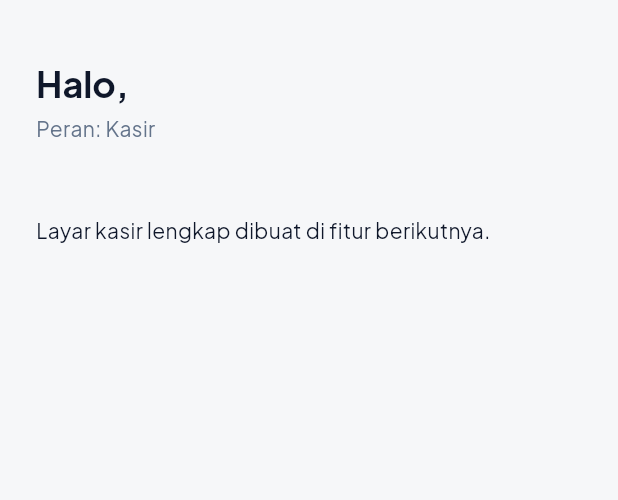
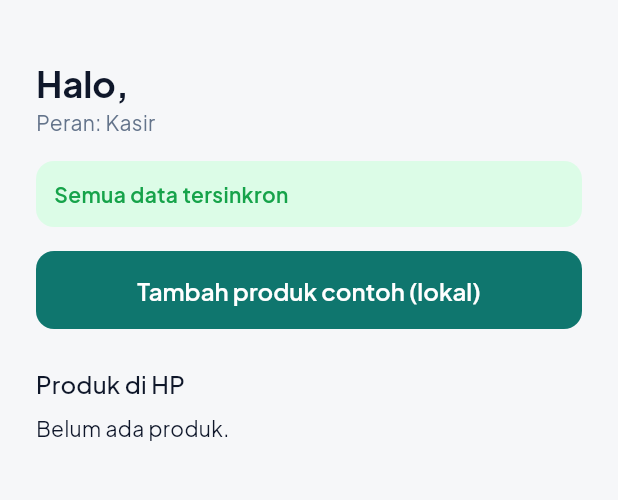
Before and after one commit to Ramzisyuhada/KasirKu, a Flutter app: the screen it shows once a user with an empty profile is signed in, on a phone screen of 412 x 824 dp, the part 61-561 px from its top. Run offline on Flutter 3.47's test engine with Material 3 defaults, Android fonts, the phone set to English and light mode, and no system bars; our stand-ins replace drift, drift_flutter, flutter_riverpod, go_router, google_fonts, supabase_flutter; accounts and stored records are empty; generated files the repository leaves out were written again.

Commit message:
feat: database lokal Drift, outbox sinkron, dan cache profil offline

```diff
--- /dev/null
+++ b/lib/core/database/database_provider.dart
@@ -0,0 +1,22 @@
+import 'package:flutter_riverpod/flutter_riverpod.dart';
+
+import 'app_database.dart';
+
+/// Satu database untuk seluruh aplikasi.
+final appDatabaseProvider = Provider<AppDatabase>((ref) {
+  final db = AppDatabase();
+  ref.onDispose(db.close);
+  return db;
+});
+
+final productsProvider = StreamProvider<List<Product>>((ref) {
+  return ref.watch(appDatabaseProvider).watchProducts();
+});
+
+final stockByProductProvider = StreamProvider<Map<String, int>>((ref) {
+  return ref.watch(appDatabaseProvider).watchStockByProduct();
+});
+
+final pendingSyncCountProvider = StreamProvider<int>((ref) {
+  return ref.watch(appDatabaseProvider).watchPendingSyncCount();
+});
--- a/lib/features/cart/presentation/kasir_screen.dart
+++ b/lib/features/cart/presentation/kasir_screen.dart
@@ -2,6 +2,7 @@ import 'package:flutter/material.dart';
 import 'package:flutter/services.dart';
 import 'package:flutter_riverpod/flutter_riverpod.dart';
 
+import 'package:kasirku/core/database/database_provider.dart';
 import 'package:kasirku/core/theme/app_colors.dart';
 import 'package:kasirku/features/auth/data/auth_repository.dart';
 import 'package:kasirku/features/auth/data/profile_repository.dart';
@@ -9,6 +10,25 @@ import 'package:kasirku/features/auth/data/store_repository.dart';
 
 class KasirScreen extends ConsumerWidget {
   const KasirScreen({super.key});
+
+  Future<void> _addSampleProduct(WidgetRef ref, String storeId) async {
+    final samples = [
+      ('Indomie Goreng', 3500, 2800, 48),
+      ('Aqua 600 ml', 4000, 3000, 36),
+      ('Kopi Kapal Api', 1500, 1100, 120),
+      ('Telur Ayam 1 kg', 28000, 25000, 3),
+    ];
+    final count = ref.read(productsProvider).asData?.value.length ?? 0;
+    final s = samples[count % samples.length];
+
+    await ref.read(appDatabaseProvider).addProductWithStock(
+          storeId: storeId,
+          name: s.$1,
+          sellPrice: s.$2,
+          costPrice: s.$3,
+          initialStock: s.$4,
+        );
+  }
 
   Future<void> _createInvite(BuildContext context, WidgetRef ref) async {
     try {
@@ -18,40 +38,36 @@ class KasirScreen extends ConsumerWidget {
         context: context,
         builder: (ctx) => AlertDialog(
           title: const Text('Kode undangan kasir'),
-          content: Column(
-            mainAxisSize: MainAxisSize.min,
-            children: [
-              SelectableText(
-                code,
-                style: const TextStyle(fontSize: 32, fontWeight: FontWeight.w700, letterSpacing: 4),
-              ),
-              const SizedBox(height: 8),
-              const Text('Berlaku 7 hari, hanya untuk 1 kasir.'),
-            ],
+          content: SelectableText(
+            code,
+            style: const TextStyle(fontSize: 32, fontWeight: FontWeight.w700, letterSpacing: 4),
           ),
           actions: [
             TextButton(
               onPressed: () => Clipboard.setData(ClipboardData(text: code)),
               child: const Text('Salin'),
             ),
-            FilledButton(
-              onPressed: () => Navigator.pop(ctx),
-              child: const Text('Tutup'),
-            ),
+            FilledButton(onPressed: () => Navigator.pop(ctx), child: const Text('Tutup')),
           ],
         ),
       );
     } catch (e) {
       if (!context.mounted) return;
-      ScaffoldMessenger.of(context).showSnackBar(
-        SnackBar(content: Text(friendlyStoreError(e))),
-      );
+      ScaffoldMessenger.of(context).showSnackBar(SnackBar(content: Text(friendlyStoreError(e))));
     }
+  }
+
+  String _rupiah(int v) {
+    final s = v.toString().replaceAllMapped(RegExp(r'\B(?=(\d{3})+(?!\d))'), (_) => '.');
+    return 'Rp$s';
   }
 
   @override
   Widget build(BuildContext context, WidgetRef ref) {
     final profile = ref.watch(myProfileProvider).asData?.value;
+    final products = ref.watch(productsProvider);
+    final stock = ref.watch(stockByProductProvider).asData?.value ?? {};
+    final pending = ref.watch(pendingSyncCountProvider).asData?.value ?? 0;
 
     return Scaffold(
       appBar: AppBar(
@@ -71,19 +87,65 @@ class KasirScreen extends ConsumerWidget {
             'Halo, ${profile?.name ?? ''}',
             style: Theme.of(context).textTheme.headlineSmall?.copyWith(fontWeight: FontWeight.w700),
           ),
-          const SizedBox(height: 4),
           Text(
             profile?.isOwner == true ? 'Peran: Pemilik' : 'Peran: Kasir',
             style: const TextStyle(color: AppColors.textSecondary),
           ),
-          const SizedBox(height: 24),
-          if (profile?.isOwner == true)
+          const SizedBox(height: 16),
+          Container(
+            padding: const EdgeInsets.all(12),
+            decoration: BoxDecoration(
+              color: pending > 0 ? AppColors.warningBg : AppColors.successBg,
+              borderRadius: BorderRadius.circular(12),
+            ),
+            child: Text(
+              pending > 0 ? '$pending data menunggu sinkron' : 'Semua data tersinkron',
+              style: TextStyle(
+                color: pending > 0 ? AppColors.warning : AppColors.success,
+                fontWeight: FontWeight.w600,
+              ),
+            ),
+          ),
+          const SizedBox(height: 16),
+          if (profile?.storeId != null)
+            FilledButton(
+              onPressed: () => _addSampleProduct(ref, profile!.storeId!),
+              child: const Text('Tambah produk contoh (lokal)'),
+            ),
+          if (profile?.isOwner == true) ...[
+            const SizedBox(height: 12),
             OutlinedButton(
               onPressed: () => _createInvite(context, ref),
               child: const Text('Buat kode undangan kasir'),
             ),
+          ],
           const SizedBox(height: 24),
-          const Text('Layar kasir lengkap dibuat di fitur berikutnya.'),
+          Text('Produk di HP', style: Theme.of(context).textTheme.titleMedium),
+          const SizedBox(height: 8),
+          products.when(
+            loading: () => const Center(child: CircularProgressIndicator()),
+            error: (e, _) => Text('Error: $e'),
+            data: (list) => list.isEmpty
+                ? const Text('Belum ada produk.')
+                : Card(
+                    child: Column(
+                      children: [
+                        for (final p in list)
+                          ListTile(
+                            title: Text(p.name),
+                            subtitle: Text('${_rupiah(p.sellPrice)} · ${p.syncStatus}'),
+                            trailing: Text(
+                              'Stok ${stock[p.id] ?? 0}',
+                              style: TextStyle(
+                                fontWeight: FontWeight.w700,
+                                color: (stock[p.id] ?? 0) <= 5 ? AppColors.danger : AppColors.textPrimary,
+                              ),
+                            ),
+                          ),
+                      ],
+                    ),
+                  ),
+          ),
         ],
       ),
     );
```
Also changed, not shown: lib/core/database/app_database.dart (added, +113 -0 lines), lib/core/database/tables.dart (added, +102 -0 lines), lib/core/database/app_database.g.dart (added).
